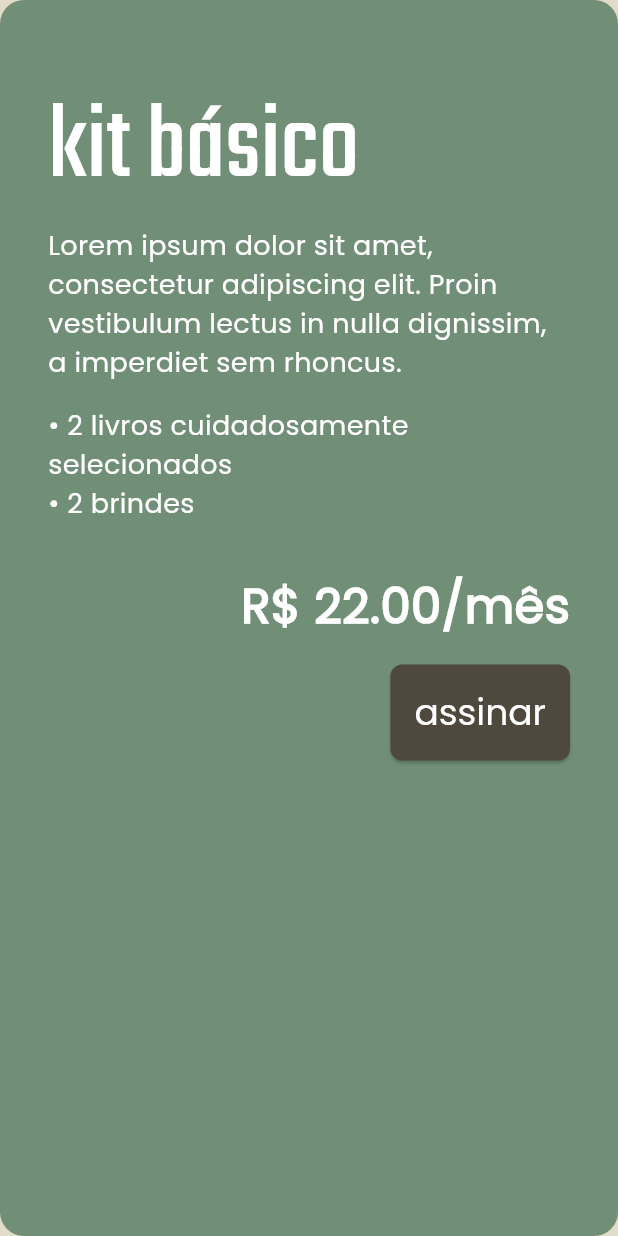
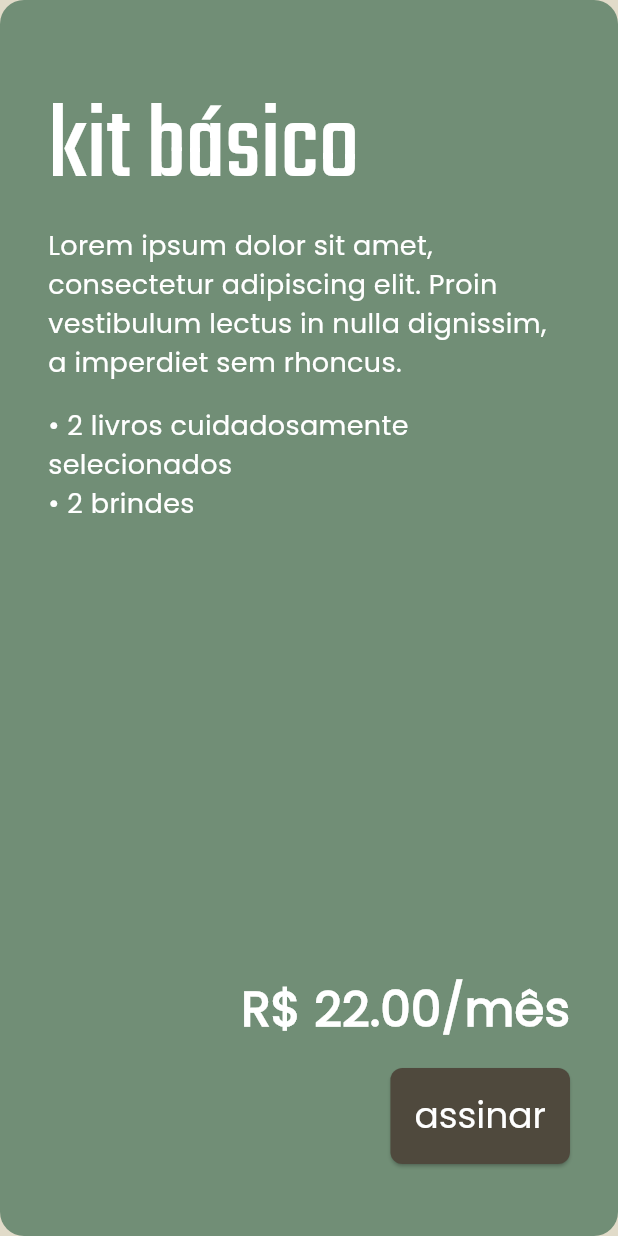
Before and after one commit to bernardolansing/swe_reler, a Flutter app: the _PlanOffer widget shown alone on an empty page, opened directly, on a phone screen of 412 x 824 dp. Run offline on Flutter 3.47's test engine with Material 3 defaults, Android fonts, the phone set to English and light mode, and no system bars; our stand-ins replace firebase_core; accounts and stored records are empty; statements that could not run were skipped.

Commit message:
now prices offers have the same height and plans section is finished

```diff
--- a/lib/src/screens/landing_page/plans.dart
+++ b/lib/src/screens/landing_page/plans.dart
@@ -12,7 +12,8 @@ class Plans extends StatelessWidget {
         HighlightedText('planos'),
         SizedBox(height: 24),
 
-        Row(
+        IntrinsicHeight(
+          child: Row(
             crossAxisAlignment: CrossAxisAlignment.start,
             children: [
               _PlanOffer(
@@ -43,7 +44,8 @@ class Plans extends StatelessWidget {
                   price: 30
               ),
             ],
-        )
+          ),
+        ),
       ],
     ),
   );
@@ -86,7 +88,14 @@ class _PlanOffer extends StatelessWidget {
                 softWrap: true,
                 style: _bodyTextStyle
             )),
-            const SizedBox(height: 32),
+
+            Expanded(
+              child: ConstrainedBox(
+                  constraints: const BoxConstraints(minHeight: 32)
+              )
+            ),
+
+            // const SizedBox(height: 32),
 
             Align(
               alignment: Alignment.centerRight,
```
Lines whose indentation alone changed are shown as unchanged.
